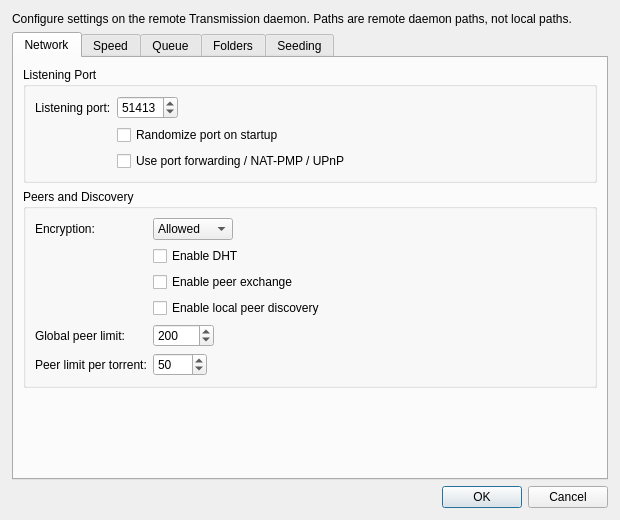
Above: sessionsettingsdialog.ui from mveinot/transmission-control before the change. Below: the same form after it.
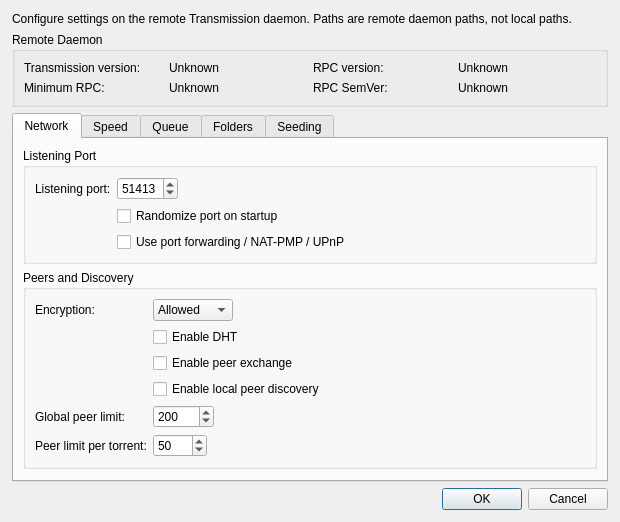
That is the form after the change.

Commit message: Display version info for remote Transmission daemon in session dialog

What changed in the file:
```diff
--- a/sessionsettingsdialog.ui
+++ b/sessionsettingsdialog.ui
@@ -42,6 +42,84 @@
     </widget>
    </item>
 
+   <item>
+    <widget class="QGroupBox" name="groupDaemonInfo">
+     <property name="title">
+      <string>Remote Daemon</string>
+     </property>
+     <layout class="QGridLayout" name="daemonInfoLayout">
+      <item row="0" column="0">
+       <widget class="QLabel" name="labelTransmissionVersion">
+        <property name="text">
+         <string>Transmission version:</string>
+        </property>
+       </widget>
+      </item>
+      <item row="0" column="1">
+       <widget class="QLabel" name="labelTransmissionVersionValue">
+        <property name="text">
+         <string>Unknown</string>
+        </property>
+        <property name="textInteractionFlags">
+         <set>Qt::TextInteractionFlag::TextSelectableByMouse</set>
+        </property>
+       </widget>
+      </item>
+      <item row="0" column="2">
+       <widget class="QLabel" name="labelRpcVersion">
+        <property name="text">
+         <string>RPC version:</string>
+        </property>
+       </widget>
+      </item>
+      <item row="0" column="3">
+       <widget class="QLabel" name="labelRpcVersionValue">
+        <property name="text">
+         <string>Unknown</string>
+        </property>
+        <property name="textInteractionFlags">
+         <set>Qt::TextInteractionFlag::TextSelectableByMouse</set>
+        </property>
+       </widget>
+      </item>
+      <item row="1" column="0">
+       <widget class="QLabel" name="labelRpcMinimum">
+        <property name="text">
+         <string>Minimum RPC:</string>
+        </property>
+       </widget>
+      </item>
+      <item row="1" column="1">
+       <widget class="QLabel" name="labelRpcMinimumValue">
+        <property name="text">
+         <string>Unknown</string>
+        </property>
+        <property name="textInteractionFlags">
+         <set>Qt::TextInteractionFlag::TextSelectableByMouse</set>
+        </property>
+       </widget>
+      </item>
+      <item row="1" column="2">
+       <widget class="QLabel" name="labelRpcSemver">
+        <property name="text">
+         <string>RPC SemVer:</string>
+        </property>
+       </widget>
+      </item>
+      <item row="1" column="3">
+       <widget class="QLabel" name="labelRpcSemverValue">
+        <property name="text">
+         <string>Unknown</string>
+        </property>
+        <property name="textInteractionFlags">
+         <set>Qt::TextInteractionFlag::TextSelectableByMouse</set>
+        </property>
+       </widget>
+      </item>
+     </layout>
+    </widget>
+   </item>
+
    <item>
     <widget class="QTabWidget" name="tabSettings">
      <property name="currentIndex">
```
The commit also changes 2 other files.
